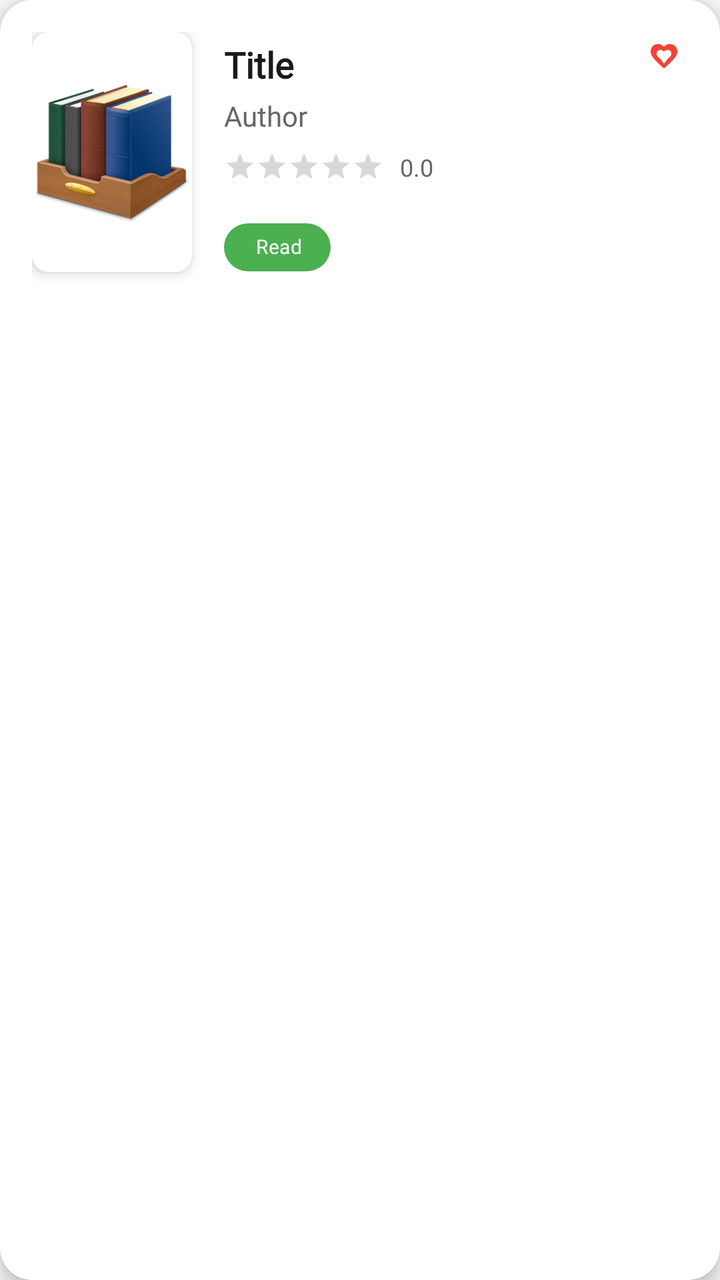
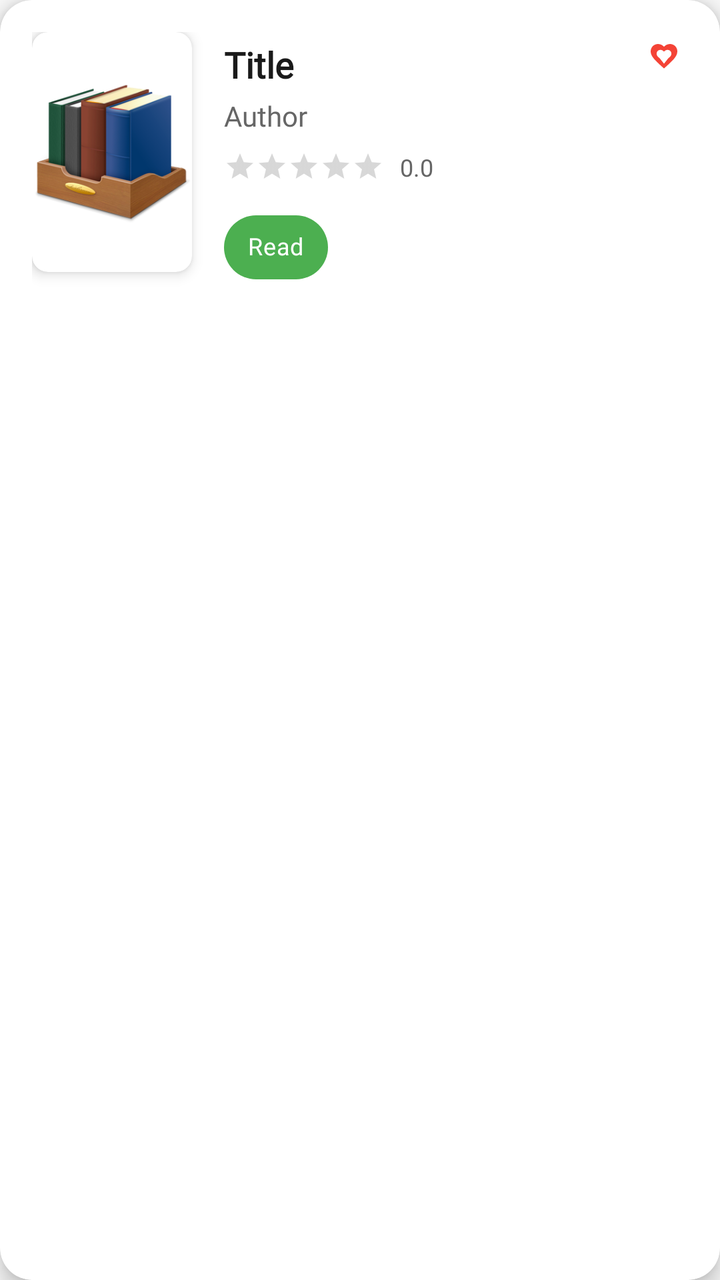

Screens rendered from an Android XML layout before and after an edit, with the pre-edit source and the edit as a unified diff.
<!-- AndroidManifest.xml: application theme Theme.BookClub -->
<!-- res/layout/item_book.xml -->
<?xml version="1.0" encoding="utf-8"?>
<com.google.android.material.card.MaterialCardView
    xmlns:android="http://schemas.android.com/apk/res/android"
    xmlns:app="http://schemas.android.com/apk/res-auto"
    android:layout_width="match_parent"
    android:layout_height="wrap_content"
    android:layout_marginBottom="12dp"
    android:layout_marginHorizontal="4dp"
    app:cardCornerRadius="16dp"
    app:cardElevation="6dp"
    app:cardBackgroundColor="@color/card_background"
    android:clickable="true"
    android:focusable="true"
    android:foreground="?android:attr/selectableItemBackground">

    <androidx.constraintlayout.widget.ConstraintLayout
        android:layout_width="match_parent"
        android:layout_height="wrap_content"
        android:padding="16dp">

        
        <com.google.android.material.card.MaterialCardView
            android:id="@+id/coverCardView"
            android:layout_width="80dp"
            android:layout_height="120dp"
            app:cardCornerRadius="8dp"
            app:cardElevation="4dp"
            app:layout_constraintStart_toStartOf="parent"
            app:layout_constraintTop_toTopOf="parent">

            <ImageView
                android:id="@+id/item_image"
                android:layout_width="match_parent"
                android:layout_height="wrap_content"
                android:adjustViewBounds="true"
                android:layout_gravity="center"
                android:scaleType="centerCrop"
                android:contentDescription="@string/book_cover"
                android:src="@drawable/book_cover" />
        </com.google.android.material.card.MaterialCardView>

        
        <TextView
            android:id="@+id/book_title"
            android:layout_width="0dp"
            android:layout_height="wrap_content"
            android:layout_marginStart="16dp"
            android:layout_marginTop="4dp"
            android:text="@string/title"
            android:textColor="@color/text_primary"
            android:textSize="18sp"
            android:textStyle="bold"
            android:maxLines="2"
            android:ellipsize="end"
            android:fontFamily="@font/roboto_bold"
            app:layout_constraintStart_toEndOf="@id/coverCardView"
            app:layout_constraintEnd_toEndOf="parent"
            app:layout_constraintTop_toTopOf="@id/coverCardView" />

        
        <TextView
            android:id="@+id/book_author"
            android:layout_width="0dp"
            android:layout_height="wrap_content"
            android:layout_marginStart="16dp"
            android:layout_marginTop="4dp"
            android:text="@string/author"
            android:textColor="@color/text_secondary"
            android:textSize="14sp"
            android:maxLines="1"
            android:ellipsize="end"
            android:fontFamily="@font/roboto_regular"
            app:layout_constraintStart_toEndOf="@id/coverCardView"
            app:layout_constraintEnd_toEndOf="parent"
            app:layout_constraintTop_toBottomOf="@id/book_title" />

        
        <LinearLayout
            android:id="@+id/ratingLayout"
            android:layout_width="wrap_content"
            android:layout_height="wrap_content"
            android:layout_marginStart="16dp"
            android:layout_marginTop="8dp"
            android:orientation="horizontal"
            android:gravity="center_vertical"
            app:layout_constraintStart_toEndOf="@id/coverCardView"
            app:layout_constraintTop_toBottomOf="@id/book_author">

            <RatingBar
                android:id="@+id/ratingBar"
                style="?android:attr/ratingBarStyleSmall"
                android:layout_width="wrap_content"
                android:layout_height="wrap_content"
                android:numStars="5"
                android:stepSize="0.5"
                android:isIndicator="true"
                android:progressTint="@color/book_gold"
                android:secondaryProgressTint="@color/text_tertiary" />

            <TextView
                android:id="@+id/ratingText"
                android:layout_width="wrap_content"
                android:layout_height="wrap_content"
                android:layout_marginStart="8dp"
                android:text="0.0"
                android:textColor="@color/text_secondary"
                android:textSize="12sp"
                android:fontFamily="@font/roboto_medium" />
        </LinearLayout>

        
        <com.google.android.material.chip.Chip
            android:id="@+id/statusChip"
            android:layout_width="wrap_content"
            android:layout_height="wrap_content"
            android:layout_marginStart="16dp"
            android:layout_marginTop="8dp"
            android:text="@string/status_read"
            android:textSize="10sp"
            app:chipBackgroundColor="@color/success_color"
            app:chipStartPadding="8dp"
            app:chipEndPadding="8dp"
            app:chipMinHeight="24dp"
            android:textColor="@color/text_on_primary"
            app:layout_constraintStart_toEndOf="@id/coverCardView"
            app:layout_constraintTop_toBottomOf="@id/ratingLayout" />

        
        <ImageView
            android:id="@+id/favoriteIcon"
            android:layout_width="24dp"
            android:layout_height="24dp"
            android:src="@drawable/ic_favorite_border"
            android:background="?attr/selectableItemBackgroundBorderless"
            android:padding="4dp"
            app:tint="@color/error_color"
            app:layout_constraintEnd_toEndOf="parent"
            app:layout_constraintTop_toTopOf="parent"
            android:contentDescription="@string/add_to_favorites" />

    </androidx.constraintlayout.widget.ConstraintLayout>

</com.google.android.material.card.MaterialCardView>
<!-- resources referenced by this layout -->
<resources>
  <color name="book_gold">#FFD700</color>
  <color name="card_background">#FFFFFF</color>
  <color name="error_color">#F44336</color>
  <color name="success_color">#4CAF50</color>
  <color name="text_on_primary">#FFFFFF</color>
  <color name="text_primary">#1A1A1A</color>
  <color name="text_secondary">#666666</color>
  <color name="text_tertiary">#999999</color>
  <string name="add_to_favorites">Add to Favorites</string>
  <string name="author">Author</string>
  <string name="book_cover">Book Cover</string>
  <string name="status_read">Read</string>
  <string name="title">Title</string>
  <color name="primary_color">#2E7D9A</color>
  <color name="primary_variant">#1E5F75</color>
  <color name="secondary_color">#F4A261</color>
  <color name="secondary_variant">#E76F51</color>
  <color name="surface_color">#FFFFFF</color>
  <color name="background_primary">#FAFAFA</color>
  <style name="TextAppearance.BookClub.Headline1" parent="TextAppearance.MaterialComponents.Headline1">
          <item name="fontFamily">@font/roboto_bold</item>
          <item name="android:textColor">@color/text_primary</item>
          <item name="android:textSize">96sp</item>
      </style>
  <style name="TextAppearance.BookClub.Headline2" parent="TextAppearance.MaterialComponents.Headline2">
          <item name="fontFamily">@font/roboto_bold</item>
          <item name="android:textColor">@color/text_primary</item>
          <item name="android:textSize">60sp</item>
      </style>
  <style name="TextAppearance.BookClub.Headline3" parent="TextAppearance.MaterialComponents.Headline3">
          <item name="fontFamily">@font/roboto_bold</item>
          <item name="android:textColor">@color/text_primary</item>
          <item name="android:textSize">48sp</item>
      </style>
  <style name="TextAppearance.BookClub.Headline4" parent="TextAppearance.MaterialComponents.Headline4">
          <item name="fontFamily">@font/roboto_bold</item>
          <item name="android:textColor">@color/text_primary</item>
          <item name="android:textSize">34sp</item>
      </style>
  <style name="TextAppearance.BookClub.Headline5" parent="TextAppearance.MaterialComponents.Headline5">
          <item name="fontFamily">@font/roboto_bold</item>
          <item name="android:textColor">@color/text_primary</item>
          <item name="android:textSize">24sp</item>
      </style>
  <style name="TextAppearance.BookClub.Headline6" parent="TextAppearance.MaterialComponents.Headline6">
          <item name="fontFamily">@font/roboto_bold</item>
          <item name="android:textColor">@color/text_primary</item>
          <item name="android:textSize">20sp</item>
      </style>
  <style name="TextAppearance.BookClub.Body1" parent="TextAppearance.MaterialComponents.Body1">
          <item name="fontFamily">@font/roboto_regular</item>
          <item name="android:textColor">@color/text_primary</item>
          <item name="android:textSize">16sp</item>
      </style>
  <style name="TextAppearance.BookClub.Body2" parent="TextAppearance.MaterialComponents.Body2">
          <item name="fontFamily">@font/roboto_regular</item>
          <item name="android:textColor">@color/text_secondary</item>
          <item name="android:textSize">14sp</item>
      </style>
  <style name="ShapeAppearance.BookClub.SmallComponent" parent="ShapeAppearance.MaterialComponents.SmallComponent">
          <item name="cornerFamily">rounded</item>
          <item name="cornerSize">8dp</item>
      </style>
  <style name="ShapeAppearance.BookClub.MediumComponent" parent="ShapeAppearance.MaterialComponents.MediumComponent">
          <item name="cornerFamily">rounded</item>
          <item name="cornerSize">12dp</item>
      </style>
  <style name="ShapeAppearance.BookClub.LargeComponent" parent="ShapeAppearance.MaterialComponents.LargeComponent">
          <item name="cornerFamily">rounded</item>
          <item name="cornerSize">16dp</item>
      </style>
  <!-- unchanged entries left out for length: 3 -->
</resources>

<!-- the commit's change to res/layout/item_book.xml (unified diff, before → after) -->
@@ -115,15 +115,20 @@
             android:layout_height="wrap_content"
             android:layout_marginStart="16dp"
             android:layout_marginTop="8dp"
-            android:text="@string/status_read"
-            android:textSize="10sp"
+            android:text="Read"
+            android:textSize="12sp"
+            android:textStyle="bold"
+            android:textColor="@color/text_on_primary"
+            android:paddingHorizontal="12dp"
+            android:clickable="true"
+            android:focusable="true"
+            android:background="?attr/selectableItemBackground"
             app:chipBackgroundColor="@color/success_color"
-            app:chipStartPadding="8dp"
-            app:chipEndPadding="8dp"
-            app:chipMinHeight="24dp"
-            android:textColor="@color/text_on_primary"
+            app:chipCornerRadius="16dp"
+            app:chipIconVisible="false"
             app:layout_constraintStart_toEndOf="@id/coverCardView"
             app:layout_constraintTop_toBottomOf="@id/ratingLayout" />
+
 
         
         <ImageView
<!-- resource entries referenced after the edit -->
@@ -11,7 +11,6 @@
   <string name="add_to_favorites">Add to Favorites</string>
   <string name="author">Author</string>
   <string name="book_cover">Book Cover</string>
-  <string name="status_read">Read</string>
   <string name="title">Title</string>
   <color name="primary_color">#2E7D9A</color>
   <color name="primary_variant">#1E5F75</color>
